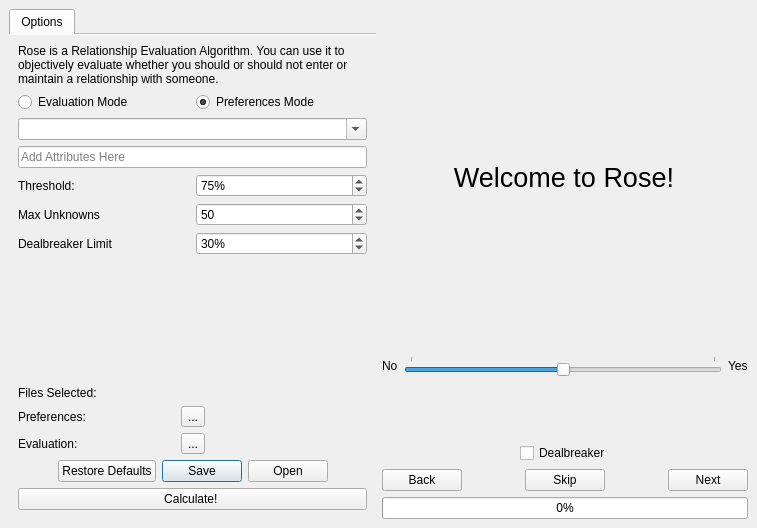
The window that ui/form.ui (smartycope/Rose) describes before a commit, drawn with Qt 5.
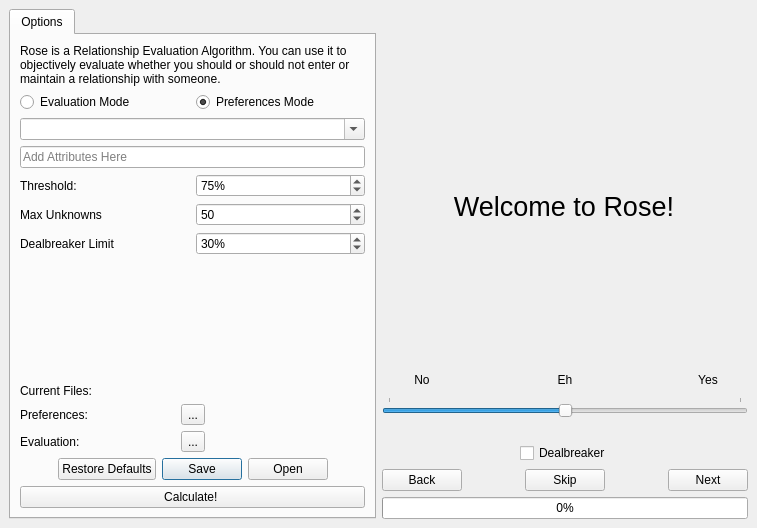
The same window after the commit. Icons and pictures are not drawn.

```diff
--- a/ui/form.ui
+++ b/ui/form.ui
@@ -45,11 +45,14 @@
       <property name="elideMode">
        <enum>Qt::ElideNone</enum>
       </property>
+      <property name="usesScrollButtons">
+       <bool>true</bool>
+      </property>
       <property name="documentMode">
-       <bool>true</bool>
+       <bool>false</bool>
       </property>
       <property name="movable">
-       <bool>false</bool>
+       <bool>true</bool>
       </property>
       <property name="tabBarAutoHide">
        <bool>false</bool>
@@ -174,7 +177,7 @@
              <string/>
             </property>
             <property name="maximum">
-             <number>100</number>
+             <number>10000</number>
             </property>
             <property name="value">
              <number>50</number>
@@ -232,7 +235,7 @@
         <item>
          <widget class="QLabel" name="label_7">
           <property name="text">
-           <string>Files Selected:</string>
+           <string>Current Files:</string>
           </property>
          </widget>
         </item>
@@ -316,7 +319,7 @@
        <widget class="QLabel" name="modeLabel">
         <property name="maximumSize">
          <size>
-          <width>16777215</width>
+          <width>364</width>
           <height>50</height>
          </size>
         </property>
@@ -361,14 +364,94 @@
       <item>
        <layout class="QVBoxLayout" name="verticalLayout">
         <item>
-         <layout class="QHBoxLayout" name="horizontalLayout">
+         <layout class="QHBoxLayout" name="horizontalLayout_11">
+          <property name="topMargin">
+           <number>15</number>
+          </property>
+          <property name="bottomMargin">
+           <number>0</number>
+          </property>
           <item>
-           <widget class="QLabel" name="minLabel">
+           <widget class="QPushButton" name="minButton">
+            <property name="focusPolicy">
+             <enum>Qt::NoFocus</enum>
+            </property>
             <property name="text">
              <string>No</string>
             </property>
+            <property name="iconSize">
+             <size>
+              <width>0</width>
+              <height>0</height>
+             </size>
+            </property>
+            <property name="flat">
+             <bool>true</bool>
+            </property>
            </widget>
           </item>
+          <item>
+           <spacer name="horizontalSpacer_3">
+            <property name="orientation">
+             <enum>Qt::Horizontal</enum>
+            </property>
+            <property name="sizeHint" stdset="0">
+             <size>
+              <width>40</width>
+              <height>5</height>
+             </size>
+            </property>
+           </spacer>
+          </item>
+          <item>
+           <widget class="QPushButton" name="ehButton">
+            <property name="focusPolicy">
+             <enum>Qt::NoFocus</enum>
+            </property>
+            <property name="text">
+             <string>Eh</string>
+            </property>
+            <property name="flat">
+             <bool>true</bool>
+            </property>
+           </widget>
+          </item>
+          <item>
+           <spacer name="horizontalSpacer_4">
+            <property name="orientation">
+             <enum>Qt::Horizontal</enum>
+            </property>
+            <property name="sizeHint" stdset="0">
+             <size>
+              <width>40</width>
+              <height>20</height>
+             </size>
+            </property>
+           </spacer>
+          </item>
+          <item>
+           <widget class="QPushButton" name="maxButton">
+            <property name="focusPolicy">
+             <enum>Qt::NoFocus</enum>
+            </property>
+            <property name="text">
+             <string>Yes</string>
+            </property>
+            <property name="flat">
+             <bool>true</bool>
+            </property>
+           </widget>
+          </item>
+         </layout>
+        </item>
+        <item>
+         <layout class="QHBoxLayout" name="horizontalLayout">
+          <property name="spacing">
+           <number>6</number>
+          </property>
+          <property name="bottomMargin">
+           <number>20</number>
+          </property>
           <item>
            <widget class="QSlider" name="responseSlider">
             <property name="focusPolicy">
@@ -394,13 +477,6 @@
             </property>
            </widget>
           </item>
-          <item>
-           <widget class="QLabel" name="maxLabel">
-            <property name="text">
-             <string>Yes</string>
-            </property>
-           </widget>
-          </item>
          </layout>
         </item>
         <item>
```
Left out of the diff: 23 changed lines with no effect on the pictures.
